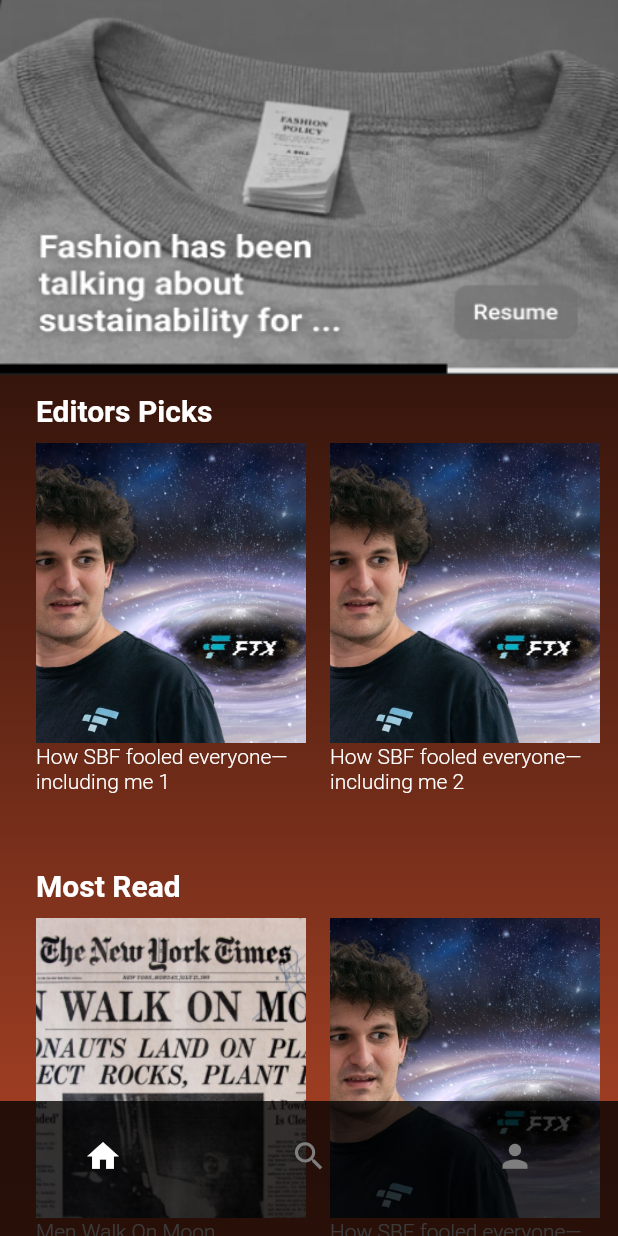
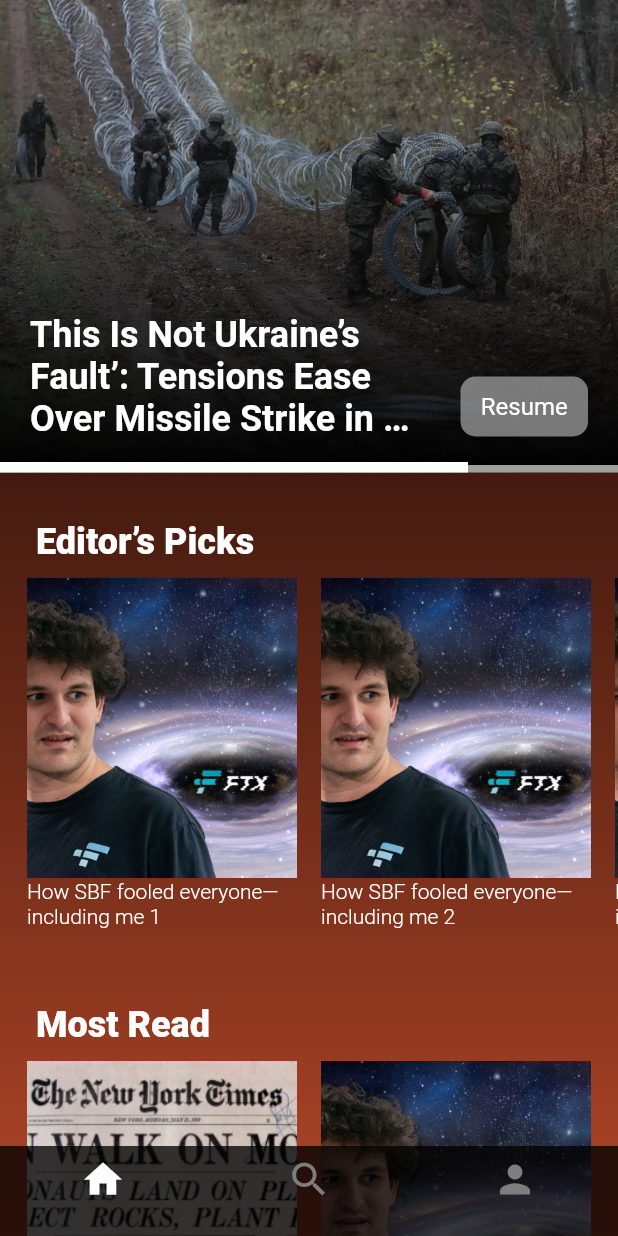
Before and after one commit to joeljulin/FireFlyer, a Flutter app: the MyStatefulWidget screen opened directly, on a phone screen of 412 x 824 dp. Run offline on Flutter 3.47's test engine with Material 2 defaults, Android fonts, the phone set to English and light mode, and no system bars; our stand-ins replace google_fonts.

Commit message:
Implement most recent article

```diff
--- a/lib/assets.dart
+++ b/lib/assets.dart
@@ -5,4 +5,5 @@ class Assets {
   static const String moon = '${_images}moon.png';
   static const String resume = '${_images}resume.png';
   static const String logo = '${_images}logo.png';
+  static const String image4 = '${_images}image4.png';
 }
--- a/lib/data/data.dart
+++ b/lib/data/data.dart
@@ -2,9 +2,9 @@ import 'package:FireFlyer/models/models.dart';
 import 'package:FireFlyer/assets.dart';
 
 const Content recentHeader = Content(
-  title: 'Jeff',
-  imageUrl: '',
-  articleUrl: '',
+  title: 'This Is Not Ukraine’s Fault’: Tensions Ease Over Missile Strike in Poland',
+  imageUrl: Assets.image4,
+  articleUrl: 'Test',
   description: 'test',
 );
 
--- a/lib/main.dart
+++ b/lib/main.dart
@@ -40,7 +40,6 @@ class _MyStatefulWidgetState extends State<MyStatefulWidget> {
         backgroundColor: const Color.fromARGB(212, 0, 0, 0),
         body: screens[currentIndex],
         bottomNavigationBar: SizedBox(
-          height: 90,
           child: BottomNavigationBar(
             items: const <BottomNavigationBarItem>[
               BottomNavigationBarItem(
@@ -62,7 +61,7 @@ class _MyStatefulWidgetState extends State<MyStatefulWidget> {
             onTap: (index) => setState(() => currentIndex = index),
             backgroundColor: const Color.fromARGB(196, 0, 0, 0),
             elevation: 0,
-            iconSize: 25,
+            iconSize: 30,
           ),
         ));
   }
--- a/lib/screens/home_screen.dart
+++ b/lib/screens/home_screen.dart
@@ -1,3 +1,4 @@
+import 'package:FireFlyer/widgets/widgets.dart';
 import 'package:flutter/material.dart';
 import 'package:FireFlyer/data/data.dart';
 import '../widgets/article_carousel.dart';
@@ -26,36 +27,28 @@ class Home extends StatelessWidget {
             backgroundColor: Colors.transparent,
             body: CustomScrollView(
               controller: _scrollController,
-              slivers: [
-                SliverPersistentHeader(
-                  floating: false,
-                  pinned: true,
-                  delegate: SliverAppBarDelegate(
-                    minHeight: 0,
-                    maxHeight: 250,
-                    child: Container(
-                        decoration: const BoxDecoration(
-                            image: DecorationImage(
-                      image: AssetImage(Assets.resume),
-                      fit: BoxFit.fill,
-                    ))),
+              slivers: const [ //HomeHeader(featuredContent: recentHeader),
+                SliverToBoxAdapter(
+                  child: Padding(
+                    padding: EdgeInsets.fromLTRB(0,0,0, 20),
+                    child: HomeHeader(featuredContent: recentHeader),
                   ),
                 ),
-                const SliverToBoxAdapter(
+                SliverToBoxAdapter(
                   child: ArticleCarousel(
                     key: PageStorageKey('editorsPicks'),
-                    title: 'Editors Picks',
+                    title: 'Editor’s Picks',
                     articleList: editorsPicks,
                   ),
                 ),
-                const SliverToBoxAdapter(
+                SliverToBoxAdapter(
                   child: ArticleCarousel(
                     key: PageStorageKey('mostRead'),
                     title: 'Most Read',
                     articleList: mostRead,
                   ),
                 ),
-                const SliverToBoxAdapter(
+                SliverToBoxAdapter(
                   child: ArticleCarousel(
                     key: PageStorageKey('trending'),
                     title: 'Trending',
--- a/lib/widgets/article_carousel.dart
+++ b/lib/widgets/article_carousel.dart
@@ -1,5 +1,6 @@
 import 'package:flutter/material.dart';
 import 'package:FireFlyer/models/models.dart';
+import 'package:google_fonts/google_fonts.dart';
 
 class ArticleCarousel extends StatelessWidget {
   final String title;
@@ -22,10 +23,10 @@ class ArticleCarousel extends StatelessWidget {
             padding: const EdgeInsets.symmetric(horizontal: 24.0),
             child: Text(
               title,
-              style: const TextStyle(
+              style: GoogleFonts.roboto(
                 color: Colors.white,
-                fontSize: 20.0,
-                fontWeight: FontWeight.bold,
+                fontSize: 24,
+                fontWeight: FontWeight.w900,
               ),
             ),
           ),
@@ -34,7 +35,7 @@ class ArticleCarousel extends StatelessWidget {
             child: ListView.builder(
               padding: const EdgeInsets.symmetric(
                 vertical: 10.0,
-                horizontal: 16.0,
+                horizontal: 10.0,
               ),
               scrollDirection: Axis.horizontal,
               itemCount: articleList.length,
--- /dev/null
+++ b/lib/widgets/home_header.dart
@@ -0,0 +1,100 @@
+import 'package:flutter/material.dart';
+import 'package:FireFlyer/widgets/widgets.dart';
+
+import '../models/content.dart';
+
+class HomeHeader extends StatelessWidget {
+  final Content featuredContent;
+
+  const HomeHeader({super.key,
+    required this.featuredContent,
+  });
+
+  @override
+  Widget build(BuildContext context) {
+    return Stack(
+      alignment: Alignment.bottomLeft,
+      children: [
+        Container(
+          height: 315.0,
+          decoration: BoxDecoration(
+            image: DecorationImage(
+              image: AssetImage(featuredContent.imageUrl),
+              fit: BoxFit.cover,
+            ),
+          ),
+        ),
+        Container(
+          height: 315.0,
+          decoration: const BoxDecoration(
+            gradient: LinearGradient(
+              colors: [Colors.black, Colors.transparent],
+              begin: Alignment.bottomCenter,
+              end: Alignment.topCenter,
+            ),
+          ),
+        ),
+        Positioned(
+          left: 20.0,
+          bottom: 20,
+          child: SizedBox(
+            height: 86,
+            width: 255.0,
+            child: RichText(
+              maxLines: 3,
+              overflow: TextOverflow.ellipsis,
+              text: TextSpan(
+                style: const TextStyle(
+                    fontSize: 24.0,
+                    color: Color.fromARGB(255, 255, 255, 255),
+                    fontWeight: FontWeight.w700),
+                text: featuredContent.title,
+              ),
+            ),
+          ),
+        ),
+        Positioned(
+          right: 20.0,
+          bottom: 20.0,
+          child: Stack(
+            alignment: Alignment.bottomRight,
+            children: [
+              TextButton(
+                style: TextButton.styleFrom(
+                  foregroundColor: Colors.white,
+                  textStyle: const TextStyle(fontSize: 16),
+                  backgroundColor: Colors.grey.withOpacity(0.75),
+                  minimumSize: const Size(85, 40),
+                  shape: RoundedRectangleBorder(
+                      borderRadius: BorderRadius.circular(10)),
+                ),
+                onPressed: () {},
+                child: const Text('Resume'),
+              )
+            ],
+          ),
+        ),
+        SizedBox(
+          width: MediaQuery.of(context).size.width,
+          height: 5,
+          child: Container(
+            decoration: const BoxDecoration(
+              color: Colors.grey,
+              shape: BoxShape.rectangle,
+            ),
+          ),
+        ),
+        SizedBox(
+          width: MediaQuery.of(context).size.width-100,
+          height: 7,
+          child: Container(
+            decoration: const BoxDecoration(
+              color: Colors.white,
+              shape: BoxShape.rectangle,
+            ),
+          ),
+        ),
+      ],
+    );
+  }
+}
--- a/lib/widgets/widgets.dart
+++ b/lib/widgets/widgets.dart
@@ -1 +1,2 @@
 export 'article_carousel.dart';
+export 'home_header.dart';
--- a/pubspec.yaml
+++ b/pubspec.yaml
@@ -36,6 +36,7 @@ dependencies:
   # The following adds the Cupertino Icons font to your application.
   # Use with the CupertinoIcons class for iOS style icons.
   cupertino_icons: ^1.0.2
+  google_fonts: ^3.0.1
 
 dev_dependencies:
   flutter_test:
@@ -65,6 +66,7 @@ flutter:
     - assets/images/moon.png
     - assets/images/resume.png
     - assets/images/logo.png
+    - assets/images/image4.png
     # - images/a_dot_ham.jpeg
 
   # An image asset can refer to one or more resolution-specific "variants", see
```
Also changed, not shown: assets/images/image4.png (added), 1 other file.
